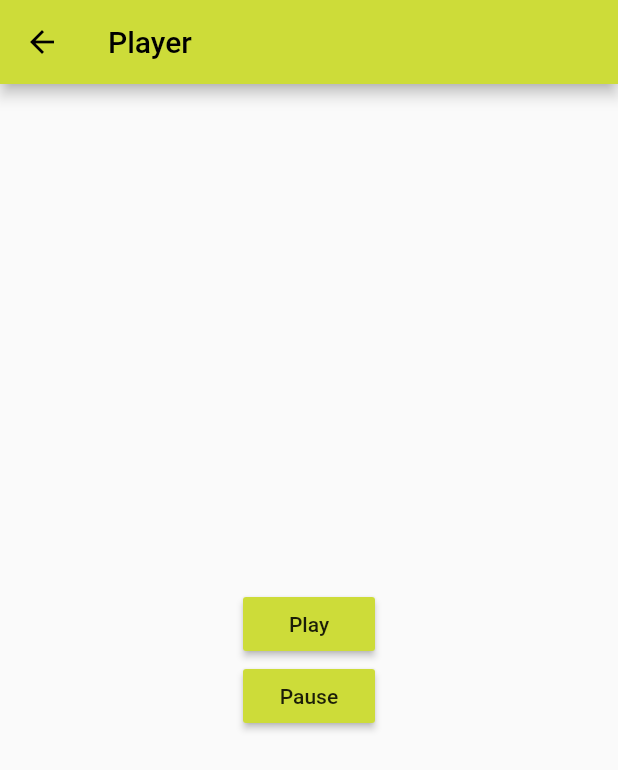
After one commit to SpeeritX/SoundShare, a Flutter app: the screen it shows after launch, after a tap on "Test music", on a phone screen of 412 x 824 dp. The commit adds this screen. Shown: the top 770 px of the screen. Run offline on Flutter 3.47's test engine with Material 2 defaults, Android fonts, the phone set to English and light mode, and no system bars; our stand-ins replace file_picker, just_audio.

Commit message:
Created music test screen, fixed build on Android

```diff
--- a/lib/ui/screens/home/home_screen.dart
+++ b/lib/ui/screens/home/home_screen.dart
@@ -1,4 +1,5 @@
 import 'package:flutter/material.dart';
+import 'package:sound_share/ui/screens/player/music_test_screen.dart';
 import 'package:sound_share/ui/screens/player/player_screen.dart';
 import 'package:sound_share/ui/screens/settings/settings_screen.dart';
 import 'package:sound_share/ui/widgets/buttons/primary_full_button.dart';
@@ -19,8 +20,8 @@ class _HomeScreenState extends State<HomeScreen> {
         actions: [
           IconButton(
             onPressed: () {
-              Navigator.of(context)
-                  .push(MaterialPageRoute(builder: (context) => const SettingsScreen()));
+              Navigator.of(context).push(MaterialPageRoute(
+                  builder: (context) => const SettingsScreen()));
             },
             icon: const Icon(Icons.settings),
           )
@@ -34,16 +35,18 @@ class _HomeScreenState extends State<HomeScreen> {
           crossAxisAlignment: CrossAxisAlignment.center,
           children: [
             PrimaryFullButton(
-              onPressed: () {
-                _openPlayer();
-              },
+              onPressed: () {},
               child: const Text("Join"),
+            ),
+            PrimaryFullButton(
+              onPressed: () {},
+              child: const Text("Create"),
             ),
             PrimaryFullButton(
               onPressed: () {
                 _openPlayer();
               },
-              child: const Text("Create"),
+              child: const Text("Test music"),
             ),
           ],
         ),
@@ -53,6 +56,6 @@ class _HomeScreenState extends State<HomeScreen> {
 
   void _openPlayer() {
     Navigator.of(context)
-        .push(MaterialPageRoute(builder: (context) => PlayerScreen()));
+        .push(MaterialPageRoute(builder: (context) => const MusicTestScreen()));
   }
 }
--- /dev/null
+++ b/lib/ui/screens/player/music_test_screen.dart
@@ -0,0 +1,59 @@
+import 'package:flutter/material.dart';
+import 'package:sound_share/domain/music/player/music_player.dart';
+import 'package:sound_share/ui/widgets/buttons/primary_full_button.dart';
+
+class MusicTestScreen extends StatefulWidget {
+  const MusicTestScreen({Key? key}) : super(key: key);
+
+  @override
+  State<MusicTestScreen> createState() => _MusicTestScreenState();
+}
+
+class _MusicTestScreenState extends State<MusicTestScreen> {
+  final player = MusicPlayer();
+
+  @override
+  void initState() {
+    player.loadFile();
+    super.initState();
+  }
+
+  Future<void> init() async {}
+
+  @override
+  void dispose() {
+    player.stop();
+    super.dispose();
+  }
+
+  @override
+  Widget build(BuildContext context) {
+    return Scaffold(
+      appBar: AppBar(
+        title: const Text("Player"),
+      ),
+      body: SizedBox(
+        width: double.infinity,
+        child: Column(
+          mainAxisSize: MainAxisSize.max,
+          mainAxisAlignment: MainAxisAlignment.center,
+          crossAxisAlignment: CrossAxisAlignment.center,
+          children: [
+            PrimaryFullButton(
+              onPressed: () {
+                player.play();
+              },
+              child: const Text("Play"),
+            ),
+            PrimaryFullButton(
+              onPressed: () {
+                player.pause();
+              },
+              child: const Text("Pause"),
+            ),
+          ],
+        ),
+      ),
+    );
+  }
+}
```
Also changed, not shown: lib/domain/music/player/music_player.dart (+7 -5 lines), lib/ui/screens/player/player_screen.dart (+1 -43 lines), 2 other files.
